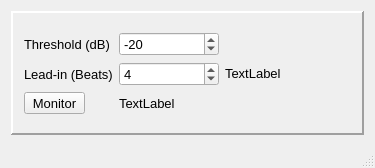
This is mainwindow.ui in pvint/qjackstart as Qt 5 draws it before an edit. The edited form follows.
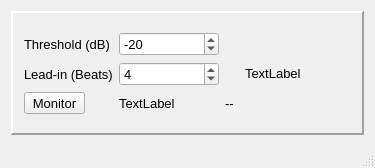
This is the edited form. Icons and pictures are not drawn. Custom widgets are drawn as their Qt base class.

Diff of the .ui file:
```diff
--- a/mainwindow.ui
+++ b/mainwindow.ui
@@ -65,16 +65,26 @@
       <layout class="QGridLayout" name="gridLayout_2">
        <item row="2" column="0">
         <layout class="QGridLayout" name="gridLayout_4">
-         <item row="1" column="2" rowspan="3">
-          <widget class="QLabel" name="dbLabel">
+         <item row="1" column="4" rowspan="3">
+          <widget class="QJRMeter" name="vuMeter" native="true">
+           <property name="sizePolicy">
+            <sizepolicy hsizetype="Preferred" vsizetype="Preferred">
+             <horstretch>0</horstretch>
+             <verstretch>0</verstretch>
+            </sizepolicy>
+           </property>
            <property name="minimumSize">
             <size>
-             <width>80</width>
+             <width>20</width>
              <height>0</height>
             </size>
            </property>
+          </widget>
+         </item>
+         <item row="1" column="0">
+          <widget class="QLabel" name="pauseLevelLabel">
            <property name="text">
-            <string>TextLabel</string>
+            <string>Threshold (dB)</string>
            </property>
           </widget>
          </item>
@@ -116,29 +126,6 @@
            </property>
           </widget>
          </item>
-         <item row="1" column="3" rowspan="3">
-          <widget class="QJRMeter" name="vuMeter" native="true">
-           <property name="sizePolicy">
-            <sizepolicy hsizetype="Preferred" vsizetype="Preferred">
-             <horstretch>0</horstretch>
-             <verstretch>0</verstretch>
-            </sizepolicy>
-           </property>
-           <property name="minimumSize">
-            <size>
-             <width>20</width>
-             <height>0</height>
-            </size>
-           </property>
-          </widget>
-         </item>
-         <item row="1" column="0">
-          <widget class="QLabel" name="pauseLevelLabel">
-           <property name="text">
-            <string>Threshold (dB)</string>
-           </property>
-          </widget>
-         </item>
          <item row="3" column="1">
           <widget class="QLabel" name="bpmLabel">
            <property name="text">
@@ -160,6 +147,26 @@
            </property>
           </widget>
          </item>
+         <item row="1" column="3" rowspan="3">
+          <widget class="QLabel" name="dbLabel">
+           <property name="minimumSize">
+            <size>
+             <width>80</width>
+             <height>0</height>
+            </size>
+           </property>
+           <property name="text">
+            <string>TextLabel</string>
+           </property>
+          </widget>
+         </item>
+         <item row="3" column="2">
+          <widget class="QLabel" name="beatLabel">
+           <property name="text">
+            <string>--</string>
+           </property>
+          </widget>
+         </item>
         </layout>
        </item>
       </layout>
```
